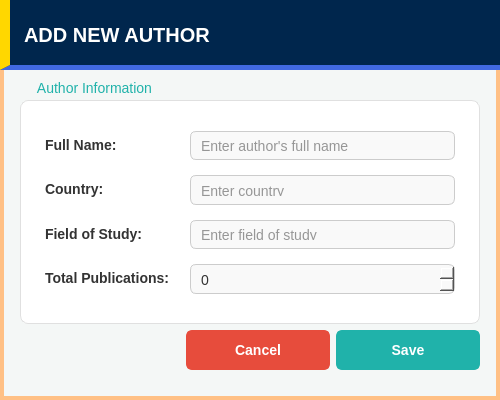
DamPhuQuy/Scientific-Article-Management, file src/components/dialogs/author/authorinputdialog.ui: the form before one commit.
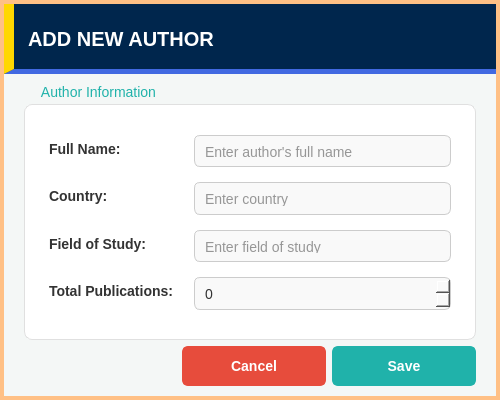
The form after the commit.

What changed in the file:
```diff
--- a/src/components/dialogs/author/authorinputdialog.ui
+++ b/src/components/dialogs/author/authorinputdialog.ui
@@ -109,16 +109,16 @@
     <number>0</number>
    </property>
    <property name="leftMargin">
-    <number>0</number>
+    <number>4</number>
    </property>
    <property name="topMargin">
-    <number>0</number>
+    <number>4</number>
    </property>
    <property name="rightMargin">
-    <number>0</number>
+    <number>4</number>
    </property>
    <property name="bottomMargin">
-    <number>20</number>
+    <number>4</number>
    </property>
    <item>
     <widget class="QWidget" name="headerContainer" native="true">
```
